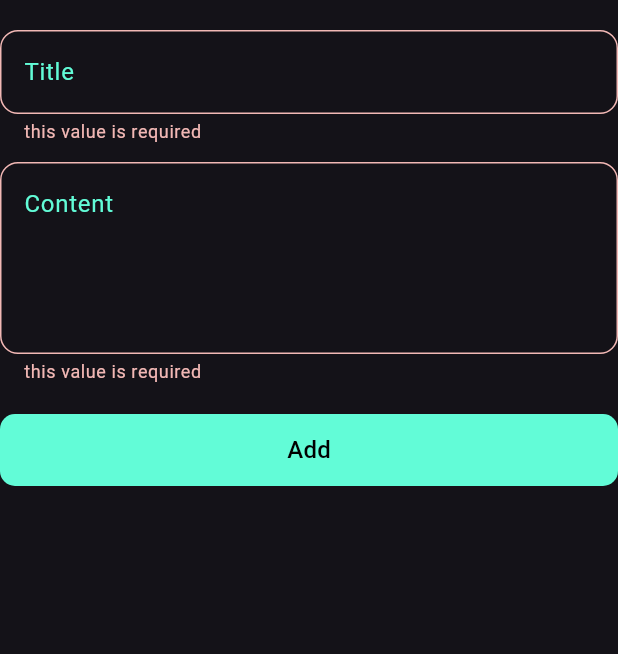
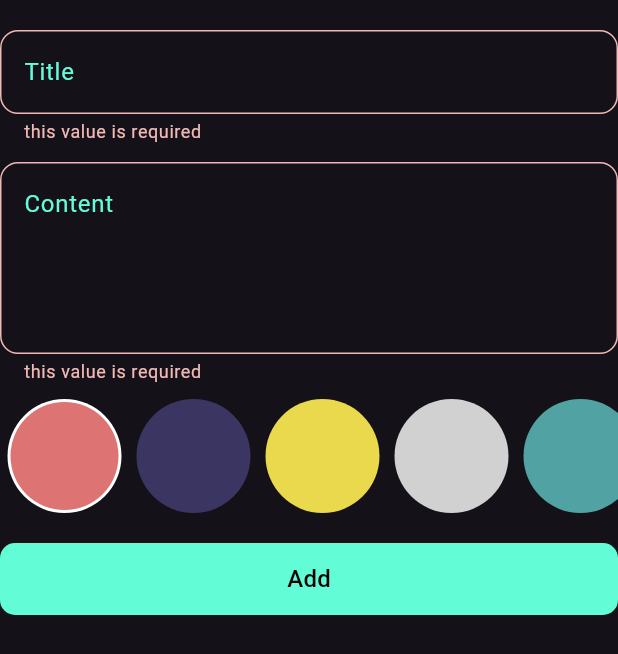
Before and after one commit to abdelrahman3003/Gathery, a Flutter app: the Formtextfield widget shown alone on an empty page, opened directly, after a tap on "Add", on a phone screen of 412 x 824 dp. Shown: the top 654 px of the screen. Run offline on Flutter 3.47's test engine with Material 3 defaults, Android fonts, the phone set to English and light mode, and no system bars; our stand-ins replace bloc, flutter_bloc, hive, hive_flutter; accounts and stored records are empty; statements that could not run were skipped.

Commit message:
create listview colors

```diff
--- a/lib/constant/constants.dart
+++ b/lib/constant/constants.dart
@@ -2,3 +2,10 @@ import 'package:flutter/material.dart';
 
 const kprimarycolor = Color(0xff62FCD7);
 const kNoteBox = "note_box";
+const List<Color> colors = [
+  Color(0xffDD7373),
+  Color(0xff3B3561),
+  Color(0xffEAD94C),
+  Color(0xffD1D1D1),
+  Color(0xff51A3A3),
+];
--- /dev/null
+++ b/lib/views/widgets/colors_lisview.dart
@@ -0,0 +1,43 @@
+import 'package:flutter/material.dart';
+import 'package:note_app/constant/constants.dart';
+
+class ColorLisView extends StatefulWidget {
+  const ColorLisView({super.key});
+
+  @override
+  State<ColorLisView> createState() => _ColorLisViewState();
+}
+
+class _ColorLisViewState extends State<ColorLisView> {
+  int currentindex = 0;
+  @override
+  Widget build(BuildContext context) {
+    return ListView.builder(
+      scrollDirection: Axis.horizontal,
+      itemCount: colors.length,
+      itemBuilder: (context, index) {
+        return Padding(
+            padding: const EdgeInsets.symmetric(horizontal: 5),
+            child: GestureDetector(
+                onTap: () {
+                  setState(() {
+                    currentindex = index;
+                  });
+                },
+                child: currentindex == index
+                    ? CircleAvatar(
+                        radius: 38,
+                        backgroundColor: Colors.white,
+                        child: CircleAvatar(
+                          radius: 36,
+                          backgroundColor: colors[index],
+                        ),
+                      )
+                    : CircleAvatar(
+                        radius: 38,
+                        backgroundColor: colors[index],
+                      )));
+      },
+    );
+  }
+}
--- a/lib/views/widgets/formtextfield.dart
+++ b/lib/views/widgets/formtextfield.dart
@@ -6,6 +6,7 @@ import 'package:note_app/constant/constants.dart';
 import 'package:note_app/cubits/add_note%20_cubit/add_note_cubit.dart';
 
 import 'package:note_app/model/note_model.dart';
+import 'package:note_app/views/widgets/colors_lisview.dart';
 import 'package:note_app/views/widgets/customButton.dart';
 
 class Formtextfield extends StatefulWidget {
@@ -46,6 +47,13 @@ class _FormtextfieldState extends State<Formtextfield> {
               },
               maxLines: 4,
             ),
+            const SizedBox(
+              height: 10,
+            ),
+            const SizedBox(
+              height: 38 * 2,
+              child: ColorLisView(),
+            ),
             Padding(
                 padding: const EdgeInsets.symmetric(vertical: 20),
                 child: CustomButtom(
@@ -53,13 +61,21 @@ class _FormtextfieldState extends State<Formtextfield> {
                     textcolor: Colors.black,
                     text: "Add",
                     onPressed: () {
+                      onpressed(context);
+                    })),
+          ],
+        ),
+      ),
+    );
+  }
+
+  void onpressed(BuildContext context) {
     if (formsate.currentState!.validate()) {
       formsate.currentState!.save();
       NoteModel note = NoteModel(
           title: title!,
           subtitle: subtitle!,
-                            date:
-                                DateFormat("dd-mm-yyyy").format(DateTime.now()),
+          date: DateFormat("dd-mm-yyyy").format(DateTime.now()),
           color: Colors.green.value);
       BlocProvider.of<AddNoteCubit>(context).addnote(note);
     } else {
@@ -67,10 +83,5 @@ class _FormtextfieldState extends State<Formtextfield> {
         autovalidateMode = AutovalidateMode.always;
       });
     }
-                    })),
-          ],
-        ),
-      ),
-    );
   }
 }
```
Lines whose indentation alone changed are shown as unchanged.
